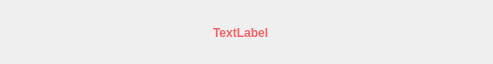
The window that src/MEGASync/gui/linux/TransferManagerItem.ui (meganz/MEGAsync) describes before a commit, drawn with Qt 5; both pictures show x 259 to 752 and y 0 to 64 of the 752 by 64 pixel window.
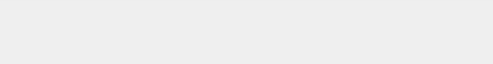
The same window after the commit. Icons and pictures are not drawn.

What changed in the file:
```diff
--- a/src/MEGASync/gui/linux/TransferManagerItem.ui
+++ b/src/MEGASync/gui/linux/TransferManagerItem.ui
@@ -618,7 +618,7 @@
             </rect>
            </property>
            <property name="text">
-            <string>TextLabel</string>
+            <string/>
            </property>
            <property name="wordWrap">
             <bool>true</bool>
```
Left out of the diff: 1 changed line with no effect on the pictures.
